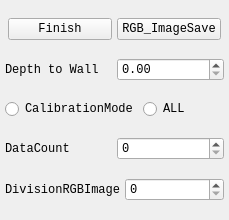
First picture: the form in src/ui/Control/control.ui, repository somabuggy2020/ONGAProject, before the edit.
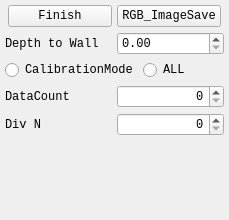
Second picture: the form after the edit.

Commit message:
Make ControlPanel form class
to remove Control form class

The edit to the form file:
```diff
--- a/src/ui/Control/control.ui
+++ b/src/ui/Control/control.ui
@@ -113,6 +113,9 @@
      </item>
      <item>
       <widget class="QSpinBox" name="datacount">
+       <property name="alignment">
+        <set>Qt::AlignRight|Qt::AlignTrailing|Qt::AlignVCenter</set>
+       </property>
        <property name="maximum">
         <number>10000</number>
        </property>
@@ -125,12 +128,15 @@
      <item>
       <widget class="QLabel" name="label">
        <property name="text">
-        <string>DivisionRGBImage</string>
+        <string>Div N</string>
        </property>
       </widget>
      </item>
      <item>
       <widget class="QSpinBox" name="dividednum">
+       <property name="alignment">
+        <set>Qt::AlignRight|Qt::AlignTrailing|Qt::AlignVCenter</set>
+       </property>
        <property name="value">
         <number>0</number>
        </property>
@@ -138,6 +144,19 @@
      </item>
     </layout>
    </item>
+   <item>
+    <spacer name="verticalSpacer">
+     <property name="orientation">
+      <enum>Qt::Vertical</enum>
+     </property>
+     <property name="sizeHint" stdset="0">
+      <size>
+       <width>20</width>
+       <height>40</height>
+      </size>
+     </property>
+    </spacer>
+   </item>
   </layout>
  </widget>
  <resources/>
```
The commit also changes 10 other files.
